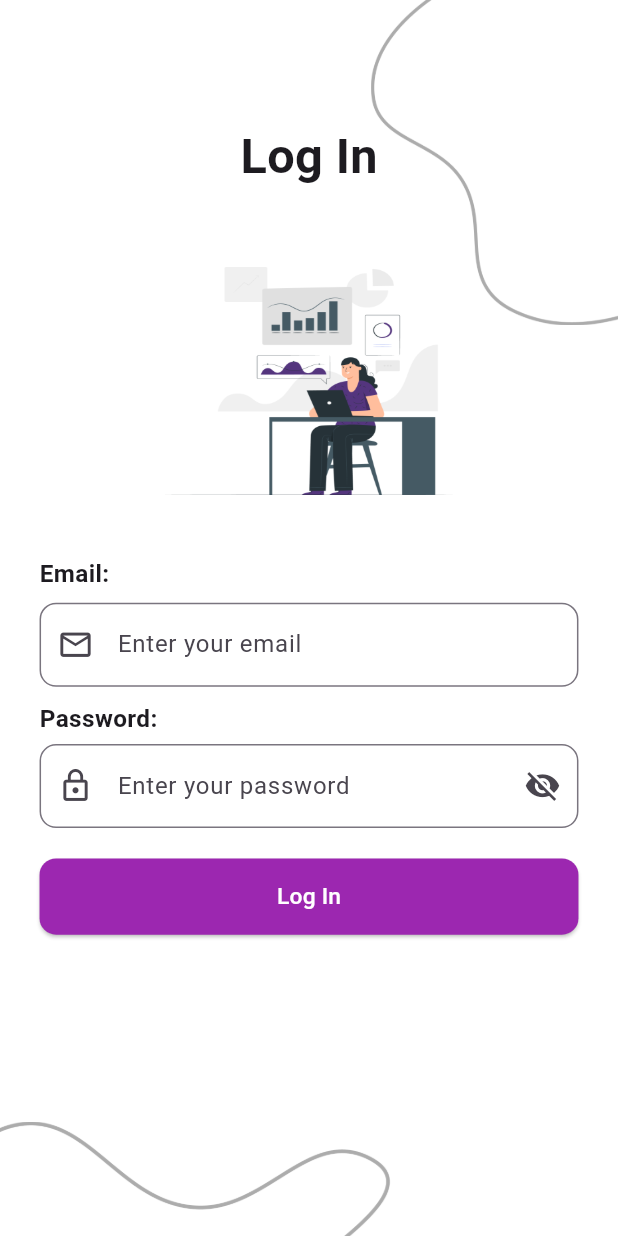
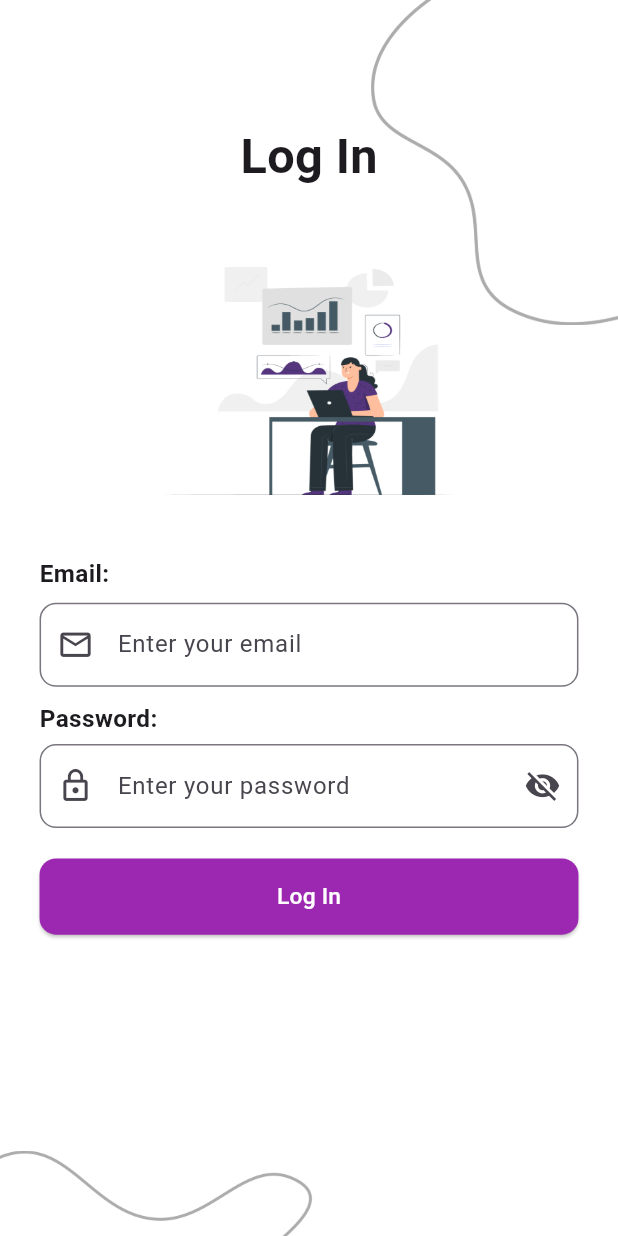
Before and after one commit to Asad120600/stock-management-, a Flutter app: the screen it shows after launch, on a phone screen of 412 x 824 dp. Run offline on Flutter 3.47's test engine with Material 3 defaults, Android fonts, the phone set to English and light mode, and no system bars; our stand-ins replace flutter_spinkit, fluttertoast, pdf, printing, shared_preferences.

Commit message:
fixed errors

```diff
--- a/lib/views/auth/login_screen.dart
+++ b/lib/views/auth/login_screen.dart
@@ -2,7 +2,6 @@ import 'package:flutter/material.dart';
 import 'package:fluttertoast/fluttertoast.dart';
 import 'package:shared_preferences/shared_preferences.dart';
 import 'package:stock_managment/utils/screen_util.dart';
-import 'package:stock_managment/views/auth/signup_screen.dart';
 import 'package:stock_managment/views/screens/dashboard/dashboard_screen.dart';
 import 'package:stock_managment/widgets/button.dart';
 import 'package:http/http.dart' as http;
@@ -152,7 +151,7 @@ class _LoginScreenState extends State<LoginScreen> {
               left: 0,
               child: Image.asset(
                 'assets/images/Vector 2.png',
-                width: ScreenUtil.setWidth(250),
+                width: ScreenUtil.setWidth(200),
               ),
             ),
             Padding(
--- a/pubspec.yaml
+++ b/pubspec.yaml
@@ -44,7 +44,7 @@ flutter:
   # To add assets to your application, add an assets section, like this:
   assets:
     - assets/images/
-    - assets/icons/
+
 
   # An image asset can refer to one or more resolution-specific "variants", see
   # https://flutter.dev/to/resolution-aware-images
```
Also changed, not shown: lib/views/screens/dashboard/dashboard_screen.dart (+12 -10 lines).
